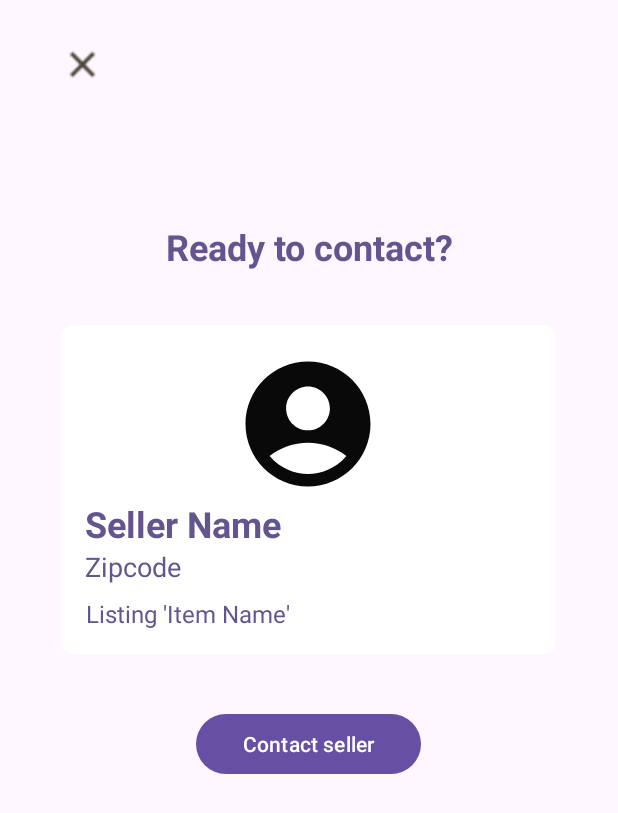
After one commit to e0c0h0o0/MovieinApplication, an Android app built with Jetpack Compose: the layout activity_contact_seller.xml on its own in the app's theme, with its tools: preview values and no code run, on a phone screen of 412 x 824 dp. The commit adds this screen. Shown: the top 813 px of the screen. Run offline under Robolectric (Android 15) with nearby library versions, the phone set to English and light mode, and no system bars.

Commit message:
contact seller feature

```diff
--- a/app/src/main/AndroidManifest.xml
+++ b/app/src/main/AndroidManifest.xml
@@ -18,6 +18,7 @@
 
     <application
         android:allowBackup="true"
+        android:enableOnBackInvokedCallback="true"
         android:dataExtractionRules="@xml/data_extraction_rules"
         android:fullBackupContent="@xml/backup_rules"
         android:icon="@mipmap/ic_launcher"
@@ -41,6 +42,7 @@
         <activity android:name=".LogInActivity" />
         <activity android:name=".ListItemActivity" />
         <activity android:name=".ItemDetailActivity" />
+        <activity android:name=".ContactSellerActivity" />
         <activity android:name=".YourListingsActivity" />
         <activity
             android:name=".WelcomeActivity"
--- a/app/src/main/java/com/cs501finalproj/justmovein/ListItemActivity.kt
+++ b/app/src/main/java/com/cs501finalproj/justmovein/ListItemActivity.kt
@@ -65,8 +65,7 @@ class ListItemActivity : AppCompatActivity() {
 
     private fun setupListeners() {
         back.setOnClickListener{
-            val intent = Intent(this,MainActivity::class.java)
-            startActivity(intent)
+            onBackPressed()
         }
 
         imgCameraClickArea.setOnClickListener {
@@ -164,7 +163,7 @@ class ListItemActivity : AppCompatActivity() {
             category = category,
             condition = condition,
             price = price,
-            imageUrls = imageUrls, // This should be a list of strings.
+            imageUrls = imageUrls,
             active = true,
             timestamp = System.currentTimeMillis(),
             sellerId = FirebaseAuth.getInstance().currentUser?.uid
--- a/app/src/main/java/com/cs501finalproj/justmovein/activities/ProfileEditActivity.kt
+++ b/app/src/main/java/com/cs501finalproj/justmovein/activities/ProfileEditActivity.kt
@@ -54,8 +54,8 @@ class ProfileEditActivity : BaseActivity() {
         databaseRef.addListenerForSingleValueEvent(object: ValueEventListener {
             override fun onDataChange(snapshot: DataSnapshot) {
                 if(snapshot.exists()) {
-                    origName = snapshot.child("name").getValue(String::class.java)!!
-                    origEmail = snapshot.child("email").getValue(String::class.java)!!
+                    origName = snapshot.child("name").getValue(String::class.java)?: ""
+                    origEmail = snapshot.child("email").getValue(String::class.java)?: ""
                     origZipCode = snapshot.child("zipcode").getValue(String::class.java) ?: ""
                     this@ProfileEditActivity.runOnUiThread {
                         nameEdit.setText(origName)
--- /dev/null
+++ b/app/src/main/res/layout/activity_contact_seller.xml
@@ -0,0 +1,92 @@
+<?xml version="1.0" encoding="utf-8"?>
+<LinearLayout xmlns:android="http://schemas.android.com/apk/res/android"
+    xmlns:app="http://schemas.android.com/apk/res-auto"
+    android:orientation="vertical"
+    android:layout_width="match_parent"
+    android:layout_height="match_parent"
+    android:padding="16dp">
+
+    <ImageView
+        android:id="@+id/cross"
+        android:layout_width="30dp"
+        android:layout_height="30dp"
+        android:layout_alignParentStart="true"
+        android:layout_alignParentTop="true"
+        android:layout_marginStart="24dp"
+        android:layout_marginTop="12dp"
+        android:src="@drawable/ic_cross" />
+
+    <TextView
+        android:id="@+id/text_ready_contact"
+        android:layout_width="match_parent"
+        android:layout_height="wrap_content"
+        android:text="Ready to contact?"
+        android:layout_marginTop="90dp"
+        android:textSize="24sp"
+        android:textStyle="bold"
+        android:gravity="center"
+        android:textColor="@color/text"
+        android:layout_marginBottom="16dp"/>
+
+    <androidx.cardview.widget.CardView
+        android:layout_width="330dp"
+        android:layout_height="wrap_content"
+        android:layout_margin="20dp"
+        android:layout_gravity="center"
+        app:cardElevation="4dp"
+        app:cardCornerRadius="8dp">
+
+        <LinearLayout
+            android:orientation="vertical"
+            android:layout_width="match_parent"
+            android:layout_height="wrap_content"
+            android:padding="16dp">
+
+            <ImageView
+                android:id="@+id/seller_icon"
+                android:layout_width="100dp"
+                android:layout_height="100dp"
+                android:src="@drawable/ic_account_circle"
+                android:layout_gravity="center"/>
+
+            <TextView
+                android:id="@+id/seller_name"
+                android:layout_width="wrap_content"
+                android:layout_height="wrap_content"
+                android:text="Seller Name"
+                android:textSize="24sp"
+                android:textStyle="bold"
+                android:textColor="@color/text"
+                android:gravity="center"/>
+
+            <TextView
+                android:id="@+id/seller_zipcode"
+                android:layout_width="wrap_content"
+                android:layout_height="wrap_content"
+                android:text="Zipcode"
+                android:textSize="18sp"
+                android:textColor="@color/text"
+                android:gravity="center"/>
+
+            <TextView
+                android:id="@+id/item_name"
+                android:layout_width="wrap_content"
+                android:layout_height="wrap_content"
+                android:text="Listing 'Item Name'"
+                android:textSize="16sp"
+                android:gravity="center"
+                android:textColor="@color/text"
+                android:layout_marginTop="8dp"/>
+
+        </LinearLayout>
+    </androidx.cardview.widget.CardView>
+
+    <Button
+        android:id="@+id/button_contact"
+        android:layout_width="150dp"
+        android:layout_height="wrap_content"
+        android:layout_gravity="center"
+        android:text="@string/contact_seller"
+        android:layout_marginTop="16dp"/>
+
+</LinearLayout>
```
Also changed, not shown: app/src/main/java/com/cs501finalproj/justmovein/ContactSellerActivity.kt (added, +61 -0 lines), app/src/main/java/com/cs501finalproj/justmovein/ItemDetailActivity.kt (+47 -8 lines), app/src/main/res/values/strings.xml (+7 -1 lines), 1 other file.
